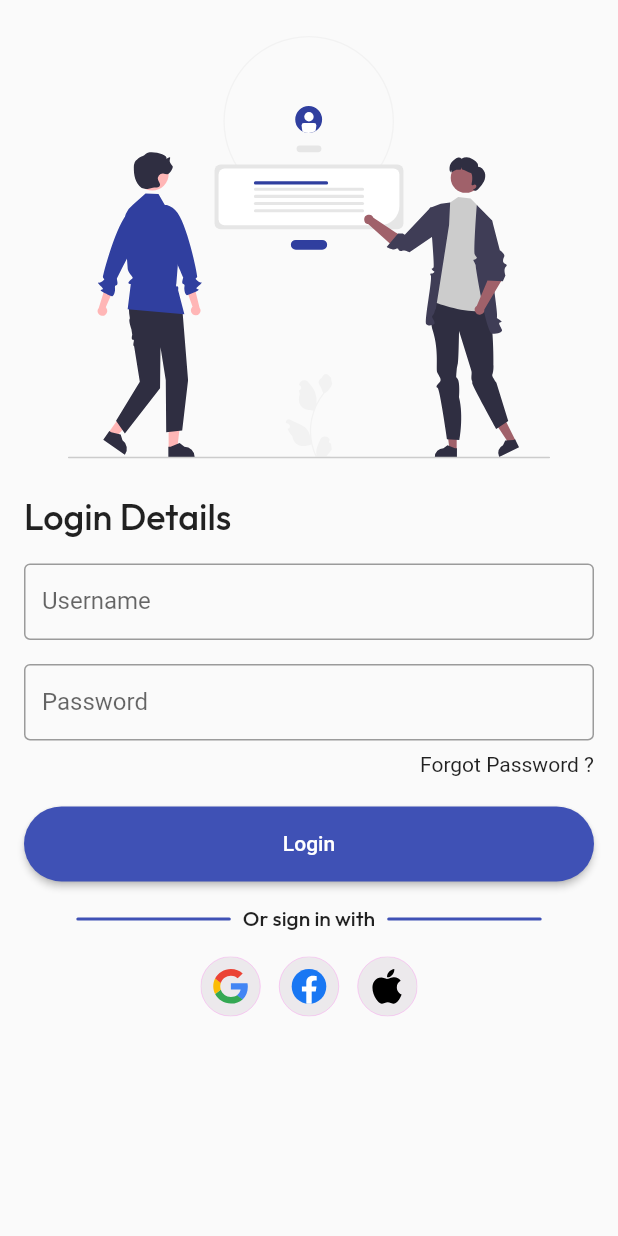
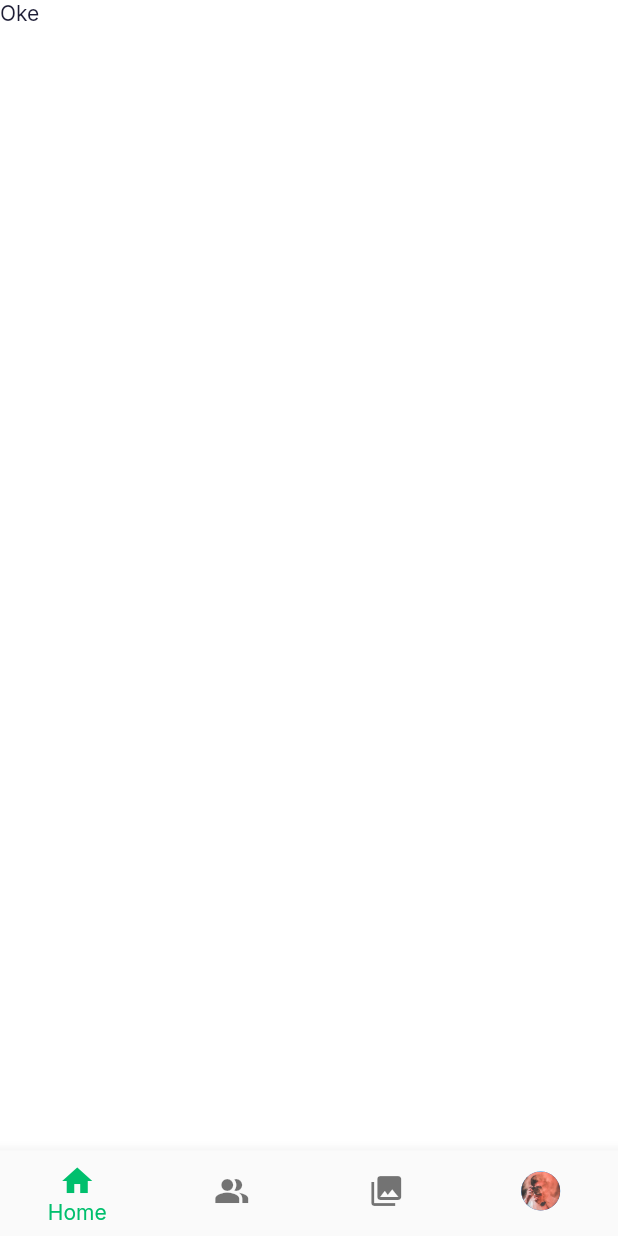
Before and after one commit to nguyentan2808/flutter-messenger-app, a Flutter app: the screen it shows after launch, after a tap on "Login", on a phone screen of 412 x 824 dp. Run offline on Flutter 3.47's test engine with Material 2 defaults, Android fonts, the phone set to English and light mode, and no system bars; our stand-ins replace device_preview, flutter_svg, get, get_storage, google_fonts, settings_ui.

Commit message:
feat: dark mode

```diff
--- a/lib/main.dart
+++ b/lib/main.dart
@@ -1,18 +1,57 @@
+// import 'package:flutter/material.dart';
+// import 'package:lab6/screens/login_screen.dart';
+// import 'package:lab6/theme.dart';
+
+// void main() => runApp(
+//       // DevicePreview(
+//       //   enabled: !kReleaseMode,
+//       //   builder: (context) =>
+//       // ),
+//       MaterialApp(
+//         debugShowCheckedModeBanner: false,
+//         useInheritedMediaQuery: true,
+//         theme: ThemeData(
+//           primarySwatch: Colors.indigo,
+//         ),
+//         darkTheme: darkThemeData(context)
+//         // locale: DevicePreview.locale(context),
+//         // builder: DevicePreview.appBuilder,
+//         home: const LoginScreen(),
+//       ),
+//     );
+
+import 'package:device_preview/device_preview.dart';
+import 'package:flutter/foundation.dart';
 import 'package:flutter/material.dart';
+import 'package:get/get.dart';
+import 'package:get_storage/get_storage.dart';
 import 'package:lab6/screens/login_screen.dart';
+import 'package:lab6/services/theme_service.dart';
+import 'package:lab6/theme.dart';
 
-void main() => runApp(
-      // DevicePreview(
-      //   enabled: !kReleaseMode,
-      //   builder: (context) =>
-      // ),
-      MaterialApp(
-        debugShowCheckedModeBanner: false,
-        useInheritedMediaQuery: true,
-        theme: ThemeData(
-            primarySwatch: Colors.indigo, primaryColor: Colors.indigo),
-        // locale: DevicePreview.locale(context),
-        // builder: DevicePreview.appBuilder,
-        home: const LoginScreen(),
-      ),
-    );
+void main() async {
+  await GetStorage.init(); // add this
+
+  runApp(const MyApp());
+}
+
+class MyApp extends StatelessWidget {
+  const MyApp({Key? key}) : super(key: key);
+
+  @override
+  Widget build(BuildContext context) {
+    return DevicePreview(
+        enabled: !kReleaseMode,
+        builder: (context) => GetMaterialApp(
+              debugShowCheckedModeBanner: false,
+              useInheritedMediaQuery: true,
+              themeMode: ThemeService().theme, // add this
+              theme: lightThemeData(context),
+              darkTheme: darkThemeData(context),
+              title: 'Flutter Demo',
+              locale: DevicePreview.locale(context),
+              builder: DevicePreview.appBuilder,
+              home: const LoginScreen(),
+            ));
+  }
+}
--- /dev/null
+++ b/lib/screens/home/components/bottom_navigation.dart
@@ -0,0 +1,42 @@
+import 'package:flutter/material.dart';
+
+class BottomNavigation extends StatelessWidget {
+  final int selectedIndex;
+  final Function(int) handleChangeIndex;
+
+  const BottomNavigation(
+      {Key? key, required this.selectedIndex, required this.handleChangeIndex})
+      : super(key: key);
+
+  @override
+  Widget build(BuildContext context) {
+    return BottomNavigationBar(
+      type: BottomNavigationBarType.fixed,
+      showUnselectedLabels: false,
+      selectedItemColor: Theme.of(context).primaryColor,
+      currentIndex: selectedIndex,
+      onTap: handleChangeIndex,
+      items: const <BottomNavigationBarItem>[
+        BottomNavigationBarItem(
+          icon: Icon(Icons.home),
+          label: 'Home',
+        ),
+        BottomNavigationBarItem(
+          icon: Icon(Icons.people_alt),
+          label: 'Friends',
+        ),
+        BottomNavigationBarItem(
+          icon: Icon(Icons.collections),
+          label: 'Story',
+        ),
+        BottomNavigationBarItem(
+          icon: CircleAvatar(
+            radius: 13,
+            backgroundImage: AssetImage('assets/images/avatar.jpg'),
+          ),
+          label: 'Profile',
+        ),
+      ],
+    );
+  }
+}
--- /dev/null
+++ b/lib/screens/home/home_screen.dart
@@ -0,0 +1,67 @@
+import 'package:flutter/material.dart';
+
+import '../Setting/setting_screen.dart';
+import 'components/bottom_navigation.dart';
+
+class HomeScreen extends StatefulWidget {
+  HomeScreen({Key? key}) : super(key: key);
+  final List<Widget> tabs = [
+    const S1(),
+    const S2(),
+    const S3(),
+    const SettingScreen()
+  ];
+
+  @override
+  State<HomeScreen> createState() => _HomeScreenState();
+}
+
+class _HomeScreenState extends State<HomeScreen> {
+  int selectedIndex = 0;
+
+  void handleChangeIndex(int index) {
+    setState(() {
+      selectedIndex = index;
+    });
+  }
+
+  @override
+  Widget build(BuildContext context) {
+    return SafeArea(
+      child: Scaffold(
+        body: widget.tabs[selectedIndex],
+        bottomNavigationBar: BottomNavigation(
+          handleChangeIndex: handleChangeIndex,
+          selectedIndex: selectedIndex,
+        ),
+      ),
+    );
+  }
+}
+
+class S1 extends StatelessWidget {
+  const S1({Key? key}) : super(key: key);
+
+  @override
+  Widget build(BuildContext context) {
+    return const Text('Oke');
+  }
+}
+
+class S2 extends StatelessWidget {
+  const S2({Key? key}) : super(key: key);
+
+  @override
+  Widget build(BuildContext context) {
+    return const Text('Oke 2');
+  }
+}
+
+class S3 extends StatelessWidget {
+  const S3({Key? key}) : super(key: key);
+
+  @override
+  Widget build(BuildContext context) {
+    return const Text('Oke 3');
+  }
+}
--- a/lib/screens/login_screen.dart
+++ b/lib/screens/login_screen.dart
@@ -1,7 +1,6 @@
-// ignore_for_file: unnecessary_const
-
 import 'package:flutter/material.dart';
 import 'package:flutter_svg/flutter_svg.dart';
+import 'package:lab6/screens/home/home_screen.dart';
 
 class LoginScreen extends StatelessWidget {
   const LoginScreen({Key? key}) : super(key: key);
@@ -9,6 +8,13 @@ class LoginScreen extends StatelessWidget {
   @override
   Widget build(BuildContext context) {
     final size = MediaQuery.of(context).size;
+
+    void _handleLogin() {
+      Navigator.push(
+        context,
+        MaterialPageRoute(builder: (context) => HomeScreen()),
+      );
+    }
 
     return Scaffold(
       body: ListView(
@@ -23,6 +29,9 @@ class LoginScreen extends StatelessWidget {
               ),
             ),
           ),
+          SizedBox(
+            height: size.height * 0.05,
+          ),
           Padding(
             padding: const EdgeInsets.symmetric(horizontal: 16.0),
             child: Column(
@@ -36,19 +45,39 @@ class LoginScreen extends StatelessWidget {
                       fontFamily: "Outfit"),
                 ),
                 const SizedBox(height: 16),
-                const TextField(
-                  decoration: const InputDecoration(
-                    labelText: 'Username',
-                    border: const OutlineInputBorder(),
-                    isDense: true,
+                TextField(
+                  decoration: InputDecoration(
+                    prefixIcon: Icon(
+                      Icons.person,
+                      color: Theme.of(context).primaryColor,
+                    ),
+                    border: OutlineInputBorder(
+                      borderRadius: BorderRadius.circular(100.0),
+                    ),
+                    // fillColor: Colors.red,
+
+                    contentPadding: const EdgeInsets.symmetric(
+                        horizontal: 29.0, vertical: 16.0),
+                    hintStyle:
+                        const TextStyle(fontFamily: 'Outfit', fontSize: 16),
+                    hintText: "Username or Phone Number",
                   ),
                 ),
                 const SizedBox(height: 16),
-                const TextField(
+                TextField(
                   decoration: InputDecoration(
-                    labelText: 'Password',
-                    border: OutlineInputBorder(),
-                    isDense: true,
+                    prefixIcon: Icon(
+                      Icons.verified_user_rounded,
+                      color: Theme.of(context).primaryColor,
+                    ),
+                    border: OutlineInputBorder(
+                      borderRadius: BorderRadius.circular(100.0),
+                    ),
+                    contentPadding: const EdgeInsets.symmetric(
+                        horizontal: 20.0, vertical: 16.0),
+                    hintStyle:
+                        const TextStyle(fontFamily: 'Outfit', fontSize: 16),
+                    hintText: "Password",
                   ),
                 ),
                 const SizedBox(height: 8),
@@ -66,29 +95,31 @@ class LoginScreen extends StatelessWidget {
                             borderRadius: BorderRadius.circular(40))),
                         fixedSize: MaterialStateProperty.all(
                             Size(size.width * 0.9, 50))),
-                    onPressed: () {},
-                    child: const Text("Login")),
+                    onPressed: _handleLogin,
+                    child: const Text(
+                      "Login",
+                      style: TextStyle(color: Colors.white),
+                      // style: TextStyle(
+                      //     color: Theme.of(context).textTheme.bodyText1?.color),
+                    )),
                 const SizedBox(height: 16),
                 Row(
                   mainAxisAlignment: MainAxisAlignment.center,
                   children: const [
-                    Divider(),
+                    CustomDivider(),
                     Padding(
-                      padding: const EdgeInsets.symmetric(horizontal: 8.0),
+                      padding: EdgeInsets.all(8.0),
                       child: Text(
                         "Or sign in with",
                         style: TextStyle(
                             fontFamily: 'Outfit', fontWeight: FontWeight.w500),
                       ),
                     ),
-                    Divider(),
+                    CustomDivider(),
                   ],
                 ),
                 const SizedBox(height: 16),
-                SvgPicture.asset(
-                  'assets/images/social_svg.svg',
-                  height: 40,
-                )
+                const SocialButtons()
               ],
             ),
           ),
@@ -98,8 +129,8 @@ class LoginScreen extends StatelessWidget {
   }
 }
 
-class Divider extends StatelessWidget {
-  const Divider({Key? key}) : super(key: key);
+class CustomDivider extends StatelessWidget {
+  const CustomDivider({Key? key}) : super(key: key);
 
   @override
   Widget build(BuildContext context) {
@@ -109,9 +140,56 @@ class Divider extends StatelessWidget {
       width: size.width * 0.25,
       height: 2,
       decoration: BoxDecoration(
-        color: Colors.indigo[500],
+        color: Theme.of(context).primaryColor,
         borderRadius: BorderRadius.circular(10),
       ),
     );
   }
 }
+
+class SocialButtons extends StatelessWidget {
+  const SocialButtons({Key? key}) : super(key: key);
+
+  final double spacing = 14.0;
+
+  void _handleGoogleLogin() {}
+
+  void _handleFacebookLogin() {}
+
+  void _handleAppleLogin() {}
+
+  @override
+  Widget build(BuildContext context) {
+    return Row(
+      mainAxisAlignment: MainAxisAlignment.center,
+      children: [
+        InkWell(
+          borderRadius: BorderRadius.circular(100.0),
+          child: SvgPicture.asset(
+            'assets/images/google_svg.svg',
+            height: 40,
+          ),
+          onTap: _handleGoogleLogin,
+        ),
+        SizedBox(width: spacing),
+        InkWell(
+          child: SvgPicture.asset(
+            'assets/images/facebook_svg.svg',
+            height: 40,
+          ),
+          borderRadius: BorderRadius.circular(100.0),
+          onTap: _handleFacebookLogin,
+        ),
+        SizedBox(width: spacing),
+        InkWell(
+          child: SvgPicture.asset(
+            'assets/images/apple_svg.svg',
+            height: 40,
+          ),
+          borderRadius: BorderRadius.circular(100.0),
+          onTap: _handleAppleLogin,
+        ),
+      ],
+    );
+  }
+}
--- /dev/null
+++ b/lib/services/theme_service.dart
@@ -0,0 +1,23 @@
+import 'package:flutter/material.dart';
+import 'package:get/get.dart';
+import 'package:get_storage/get_storage.dart';
+
+class ThemeService {
+  final _storage = GetStorage();
+  final _key = 'isDarkMode';
+
+  /// Get isDarkMode info from local storage and return ThemeMode
+  ThemeMode get theme => _loadFromStorage() ? ThemeMode.dark : ThemeMode.light;
+
+  /// Load isDArkMode from local storage and if it's empty, returns false (that means default theme is light)
+  bool _loadFromStorage() => _storage.read(_key) ?? false;
+
+  /// Save isDarkMode to local storage
+  _saveToStorage(bool isDarkMode) => _storage.write(_key, isDarkMode);
+
+  /// Switch theme and save to local storage
+  void switchTheme() {
+    Get.changeThemeMode(_loadFromStorage() ? ThemeMode.light : ThemeMode.dark);
+    _saveToStorage(!_loadFromStorage());
+  }
+}
--- /dev/null
+++ b/lib/theme.dart
@@ -0,0 +1,37 @@
+import './constant.dart';
+import 'package:flutter/material.dart';
+import 'package:google_fonts/google_fonts.dart';
+
+ThemeData lightThemeData(BuildContext context) {
+  return ThemeData.light().copyWith(
+    primaryColor: kPrimaryColor,
+    scaffoldBackgroundColor: Colors.white,
+    appBarTheme: appBarTheme,
+    iconTheme: const IconThemeData(color: kContentColorLightTheme),
+    textTheme: GoogleFonts.interTextTheme(Theme.of(context).textTheme)
+        .apply(bodyColor: kContentColorLightTheme),
+    colorScheme: const ColorScheme.light(
+      primary: kPrimaryColor,
+      secondary: kSecondaryColor,
+      error: kErrorColor,
+    ),
+  );
+}
+
+ThemeData darkThemeData(BuildContext context) {
+  return ThemeData.dark().copyWith(
+    primaryColor: kPrimaryColor,
+    scaffoldBackgroundColor: kContentColorLightTheme,
+    appBarTheme: appBarTheme,
+    iconTheme: const IconThemeData(color: kContentColorDarkTheme),
+    textTheme: GoogleFonts.interTextTheme(Theme.of(context).textTheme)
+        .apply(bodyColor: kContentColorDarkTheme),
+    colorScheme: const ColorScheme.dark().copyWith(
+      primary: kPrimaryColor,
+      secondary: kSecondaryColor,
+      error: kErrorColor,
+    ),
+  );
+}
+
+const appBarTheme = AppBarTheme(centerTitle: false, elevation: 0);
--- a/pubspec.yaml
+++ b/pubspec.yaml
@@ -32,6 +32,10 @@ dependencies:
   device_preview: ^1.0.0
   http: ^0.13.4
   flutter_svg: ^1.0.3
+  google_fonts: ^2.3.1
+  settings_ui: ^2.0.2
+  get: ^4.6.1
+  get_storage: ^2.0.3
   # The following adds the Cupertino Icons font to your application.
   # Use with the CupertinoIcons class for iOS style icons.
   cupertino_icons: ^1.0.2
```
Also changed, not shown: lib/constant.dart (added, +10 -0 lines), lib/screens/Setting/setting_screen.dart (added, +164 -0 lines), assets/images/apple_svg.svg (added), assets/images/avatar.jpg (added), assets/images/facebook_svg.svg (added), assets/images/google_svg.svg (added), assets/images/login_svg.svg, assets/images/social_svg.svg (deleted), pubspec.lock.
